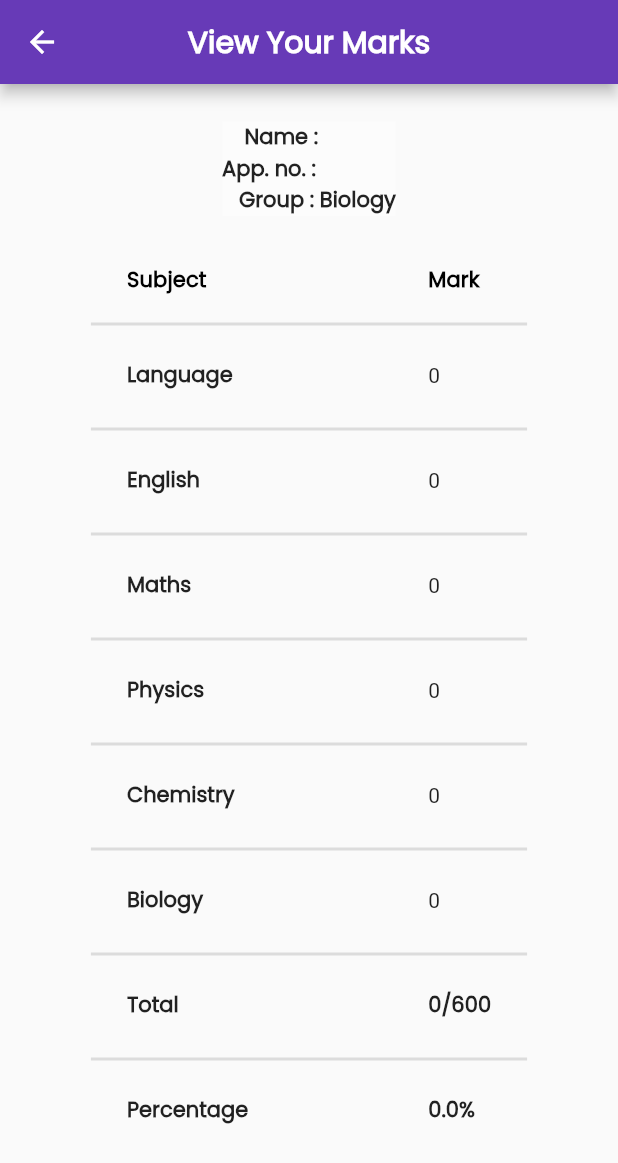
After one commit to Nivas001/Centac, a Flutter app: the screen it shows once a user with an empty profile is signed in, item 3 of the bottom bar chosen, scrolled down 307 dp, after a tap on "View Marks", on a phone screen of 412 x 824 dp. The commit adds this screen. Shown: the top 1163 px of the screen. Run offline on Flutter 3.47's test engine with Material 2 defaults, Android fonts, the phone set to English and light mode, and no system bars; our stand-ins replace cloud_firestore, firebase_auth, firebase_core, firebase_database, firebase_messaging, google_nav_bar and 1 more; missing offline and left inert: blurry_modal_progress_hud; accounts and stored records are empty; network calls fail.

```diff
--- a/lib/Home/Pages/Functions/Notification/Important.dart
+++ b/lib/Home/Pages/Functions/Notification/Important.dart
@@ -101,7 +101,7 @@ class _Imp_notificationState extends State<Imp_notification> {
 
   @override
   void initState() {
-    // TODO: implement initState
+
     super.initState();
     getData();
   }
--- a/lib/Neet Login/Pages/Dashboard.dart
+++ b/lib/Neet Login/Pages/Dashboard.dart
@@ -229,8 +229,23 @@ class _Dash_neetState extends State<Dash_neet> {
           SizedBox(
             height: 5.0,
           ),
-          Text('Name : $name'),
-          Text('Reg. No : $regno'),
+          Container(
+            width: 350.0,
+            padding: EdgeInsets.only(left: 10.0, right: 10.0),
+            //color: Colors.grey,
+            decoration: BoxDecoration(
+              border: Border.all(color: Colors.purple),
+              borderRadius: BorderRadius.circular(30.0),
+            ),
+            child: Column(
+
+              children: [
+                Text('Name : $name',style: TextStyle(fontFamily: 'Poppins'),),
+                Text('Reg. No : $regno',style: TextStyle(fontFamily: 'Poppins'),),
+              ],
+            ),
+          ),
+
           SizedBox(
             height: 30.0,
           ),
--- /dev/null
+++ b/lib/Neet Login/Pages/Extras/ViewMarks.dart
@@ -0,0 +1,267 @@
+import 'package:flutter/material.dart';
+import 'package:firebase_auth/firebase_auth.dart';
+import 'package:firebase_database/firebase_database.dart';
+import 'package:cloud_firestore/cloud_firestore.dart';
+
+class ViewMarks extends StatefulWidget {
+  const ViewMarks({Key? key}) : super(key: key);
+
+  @override
+  State<ViewMarks> createState() => _ViewMarksState();
+}
+
+class _ViewMarksState extends State<ViewMarks> {
+  final users = FirebaseAuth.instance.currentUser!.uid.toString();
+  final userstream = FirebaseFirestore.instance.collection('marks').snapshots();
+
+  @override
+  void initState() {
+    // TODO: implement initState
+    super.initState();
+    dbMark();
+    print('Name : $Name');
+    print('reg : $Reg');
+  }
+
+  var sub1 = '';
+  var sub2 = '';
+  var sub3 = '';
+  var sub4 = '';
+
+  String group = '';
+
+
+  late var datas = '';
+  int mark1 = 0;
+  int mark2 = 0;
+  int mark3 = 0;
+  int mark4 = 0;
+  int tot = 0;
+  double per = 0;
+
+  int Acc = 0;
+  int Commerce = 0;
+  int Computer_app = 0;
+  int Economics = 0;
+  int English = 0;
+  int Lang = 0;
+  int Bio = 0;
+  int Che = 0;
+  int Phy = 0;
+  int Maths = 0;
+  int Computer_Sci = 0;
+  String Name = '';
+  String Reg = '';
+
+  dbMark() async {
+    final user = FirebaseAuth.instance.currentUser;
+    final uid = user?.uid;
+    final docRef = FirebaseFirestore.instance.collection('marks').doc(uid);
+
+    final documentSnapshot = await docRef.get();
+
+    if (documentSnapshot.exists) {
+      final data = documentSnapshot.data();
+      print(data);
+      datas = data.toString();
+      setState(() {
+        Name = data!['Name'] ?? '';
+        Reg = data!['Reg'] ?? '';
+        Acc = data!['Accountancy'];
+        Commerce = data!['Commerce'];
+        Economics = data!['Economics'];
+        Computer_Sci = data!['Com_Sci'];
+        Phy = data!['Physics'];
+        Che = data!['Chemistry'];
+        Bio = data!['Biology'];
+        Maths = data!['Maths'];
+        Lang = data!['Language'];
+        English = data!['English'];
+        if (Acc == 0) {
+          sub1 = 'Maths';
+          mark1 = Maths;
+        } else {
+          sub1 = 'Accountancy';
+          mark1 = Acc;
+        }
+        if (Commerce == 0) {
+          sub2 = 'Physics';
+          mark2 = Phy;
+        } else {
+          sub2 = 'Commerce';
+          mark2 = Commerce;
+        }
+        if (Computer_app == 0) {
+          sub3 = 'Chemistry';
+          mark3 = Che;
+        } else {
+          sub3 = 'Computer Application';
+          mark3 = Computer_app;
+        }
+        if (Economics == 0 && Computer_Sci ==0 ) {
+          sub4 = 'Biology';
+          mark4 = Bio;
+          group = 'Biology';
+        } else if(Bio == 0 && Computer_Sci == 0){
+          sub4 = 'Economics';
+          mark4 = Economics;
+          group = 'Commerce';
+        }else{
+          sub4 = 'Computer Science';
+          mark4 = Computer_Sci;
+          group = 'Computer';
+        }
+
+        tot = Lang + English + mark1 + mark2 + mark3 + mark4;
+        per = tot/6;
+
+      });
+    } else {
+      setState(() {
+        Acc = 0;
+        Commerce = 0;
+        Computer_app = 0;
+        Economics = 0;
+        English = 0;
+        Lang = 0;
+        Bio = 0;
+        Che = 0;
+        Phy = 0;
+        Maths = 0;
+        Computer_Sci = 0;
+        Name = '';
+        Reg = '';
+      });
+    }
+  }
+
+  final FirebaseAuth auth1 = FirebaseAuth.instance;
+  late User? user = auth1.currentUser;
+
+  @override
+  Widget build(BuildContext context) {
+    return Scaffold(
+      appBar: AppBar(
+        backgroundColor: Colors.deepPurple,
+        title: Text(
+          'View Your Marks',
+          style: BoldPoppins(),
+        ),
+        leading: IconButton(
+          icon: Icon(Icons.arrow_back_sharp),
+          onPressed: () {
+            setState(() {
+              Navigator.pop(context);
+            });
+          },
+        ),
+        centerTitle: true,
+      ),
+      body: Column(
+       // crossAxisAlignment: CrossAxisAlignment.start,
+        children: [
+          SizedBox(
+            height: 25.0,
+          ),
+          Center(
+            child: Container(
+              decoration: BoxDecoration(
+                color: Colors.white30,
+              ),
+              child: Text(
+                '    Name : $Name\nApp. no. : $Reg\n   Group : $group',
+                style: TextStyle(
+                  fontFamily: 'Poppins',
+                  fontWeight: FontWeight.bold,
+                ),
+              ),
+            ),
+          ),
+          SizedBox(
+            height: 15,
+          ),
+          DataTable(
+            dataRowHeight: 70,
+              dividerThickness: 2,
+              columnSpacing: 120.0,
+              columns: [
+            DataColumn(
+              label: Text('Subject',style: BoldPoppins(),),
+            ),
+            DataColumn(
+              label: Text('Mark',style: BoldPoppins(),),
+            ),
+          ],
+              rows: [
+            DataRow(cells: [
+              DataCell(
+                Text('Language',style: BoldPoppins(),),
+              ),
+              DataCell(
+                Text('$Lang'),
+              ),
+            ]),
+                DataRow(cells: [
+                  DataCell(
+                    Text('English',style: BoldPoppins(),),
+                  ),
+                  DataCell(
+                    Text('$English'),
+                  ),
+                ]),
+                DataRow(cells: [
+                  DataCell(
+                    Text('$sub1',style: BoldPoppins(),),
+                  ),
+                  DataCell(
+                    Text('$mark1'),
+                  ),
+                ]),
+                DataRow(cells: [
+                  DataCell(
+                    Text('$sub2',style: BoldPoppins(),),
+                  ),
+                  DataCell(
+                    Text('$mark2'),
+                  ),
+                ]),
+                DataRow(cells: [
+                  DataCell(
+                    Text('$sub3',style: BoldPoppins(),),
+                  ),
+                  DataCell(
+                    Text('$mark3'),
+                  ),
+                ]),
+                DataRow(cells: [
+                  DataCell(
+                    Text('$sub4',style: BoldPoppins(),),
+                  ),
+                  DataCell(
+                    Text('$mark4'),
+                  ),
+                ]),
+                DataRow(cells: [
+                  DataCell(
+                    Text('Total',style: BoldPoppins(),),
+                  ),
+                  DataCell(
+                    Text('$tot\/600',style: BoldPoppins(),),
+                  ),
+                ]),
+                DataRow(cells: [
+                  DataCell(
+                    Text('Percentage',style: BoldPoppins(),),
+                  ),
+                  DataCell(
+                    Text('$per%',style: BoldPoppins(),),
+                  ),
+                ]),
+          ]),
+        ],
+      ),
+    );
+  }
+
+  TextStyle BoldPoppins() => TextStyle(fontFamily: 'Poppins',fontWeight: FontWeight.bold);
+}
--- a/lib/Neet Login/Pages/User.dart
+++ b/lib/Neet Login/Pages/User.dart
@@ -1,6 +1,7 @@
 import 'package:flutter/material.dart';
 import 'package:firebase_core/firebase_core.dart';
 import 'package:cloud_firestore/cloud_firestore.dart';
+import 'package:login/Neet%20Login/Pages/Extras/ViewMarks.dart';
 import '../../main.dart';
 import 'package:firebase_auth/firebase_auth.dart';
 import 'package:simple_gradient_text/simple_gradient_text.dart';
@@ -21,7 +22,6 @@ class _User1State extends State<User1> {
 
   @override
   void initState() {
-    // TODO: implement initState
     super.initState();
     print('Bottom User : $userstream');
     dbtest();
@@ -104,7 +104,8 @@ class _User1State extends State<User1> {
         title: GradientText(
           'User Details',
           style: TextStyle(
-            fontFamily: 'Cinzel',fontWeight: FontWeight.bold,
+            fontFamily: 'Cinzel',
+            fontWeight: FontWeight.bold,
           ),
           colors: [
             Colors.pinkAccent,
@@ -324,6 +325,31 @@ class _User1State extends State<User1> {
                     clipper: ClipperCircleBorder(),
                   ),
                 ),
+
+                // TODO : Make a box to enter into a module to view marks
+                Card(
+                  child: ClipPath(
+                    child: Container(
+                      padding: EdgeInsets.all(0),
+                      decoration: BoxDecoration(
+                        border: Border(
+                          left: BorderSide(color: Colors.amber, width: 6),
+                        ),
+                      ),
+                      child: ListTile(
+                        leading: Icon(Icons.percent_rounded),
+                        title: Text('View Marks',style: BoldPoppins(),),
+                        subtitle: Text('Need to view your marks ? Click here',style: RegularPoppins(),),
+                        trailing: Icon(Icons.ads_click_rounded),
+                        onTap: (){
+                          setState(() {
+                            Navigator.push(context, MaterialPageRoute(builder: (context)=> ViewMarks()));
+                          });
+                        },
+                      ),
+                    ),
+                  ),
+                )
               ],
             ),
           ],
```
